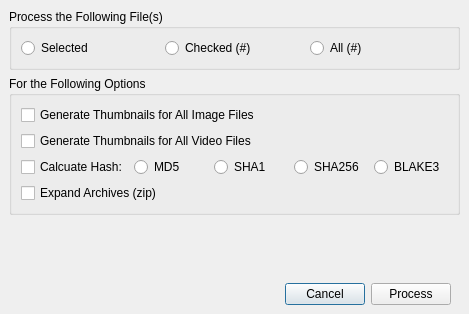
pjrinaldi/wombatforensics, file digdeeperdialog.ui: the form before one commit.
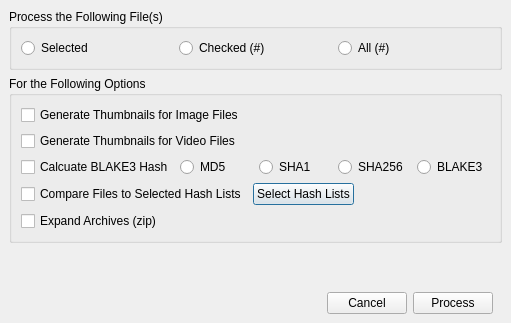
The form after the commit.

Commit message: working on updated dig deeper dialog... inputdialog won't work for hash lists, need to build own so it allows multi select.

Patch:
```diff
--- a/digdeeperdialog.ui
+++ b/digdeeperdialog.ui
@@ -9,8 +9,8 @@
    <rect>
     <x>0</x>
     <y>0</y>
-    <width>469</width>
-    <height>314</height>
+    <width>511</width>
+    <height>323</height>
    </rect>
   </property>
   <property name="windowTitle">
@@ -101,14 +101,14 @@
         <item>
          <widget class="QCheckBox" name="thumbnailcheckBox">
           <property name="text">
-           <string>Generate Thumbnails for All Image Files</string>
+           <string>Generate Thumbnails for Image Files</string>
           </property>
          </widget>
         </item>
         <item>
          <widget class="QCheckBox" name="videocheckBox">
           <property name="text">
-           <string>Generate Thumbnails for All Video Files</string>
+           <string>Generate Thumbnails for Video Files</string>
           </property>
          </widget>
         </item>
@@ -117,7 +117,7 @@
           <item>
            <widget class="QCheckBox" name="hashcheckbox">
             <property name="text">
-             <string>Calcuate Hash:</string>
+             <string>Calcuate BLAKE3 Hash</string>
             </property>
            </widget>
           </item>
@@ -151,6 +151,52 @@
           </item>
          </layout>
         </item>
+        <item>
+         <layout class="QHBoxLayout" name="horizontalLayout_5">
+          <property name="leftMargin">
+           <number>0</number>
+          </property>
+          <property name="topMargin">
+           <number>0</number>
+          </property>
+          <property name="rightMargin">
+           <number>0</number>
+          </property>
+          <property name="bottomMargin">
+           <number>0</number>
+          </property>
+          <item>
+           <widget class="QCheckBox" name="hashlistcheckbox">
+            <property name="text">
+             <string>Compare Files to Selected Hash Lists</string>
+            </property>
+           </widget>
+          </item>
+          <item>
+           <widget class="QPushButton" name="hashlistbutton">
+            <property name="enabled">
+             <bool>true</bool>
+            </property>
+            <property name="text">
+             <string>Select Hash Lists</string>
+            </property>
+           </widget>
+          </item>
+          <item>
+           <spacer name="horizontalSpacer_2">
+            <property name="orientation">
+             <enum>Qt::Horizontal</enum>
+            </property>
+            <property name="sizeHint" stdset="0">
+             <size>
+              <width>40</width>
+              <height>20</height>
+             </size>
+            </property>
+           </spacer>
+          </item>
+         </layout>
+        </item>
         <item>
          <layout class="QHBoxLayout" name="horizontalLayout_4">
           <item>
```
The commit also changes 3 other files.
